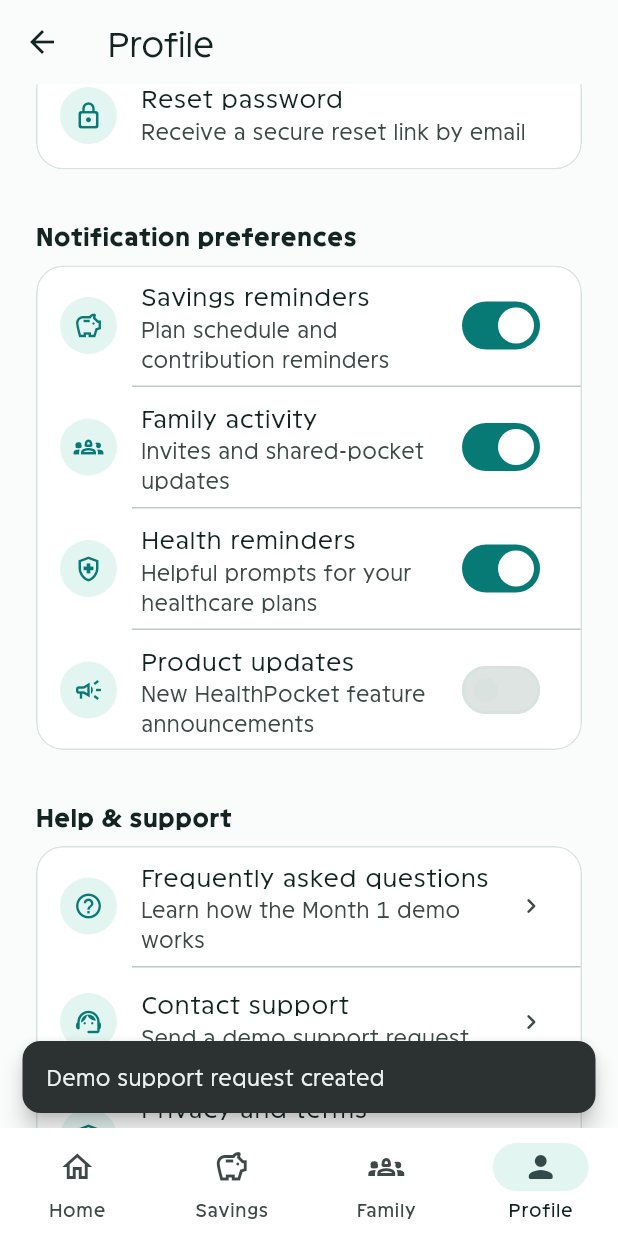
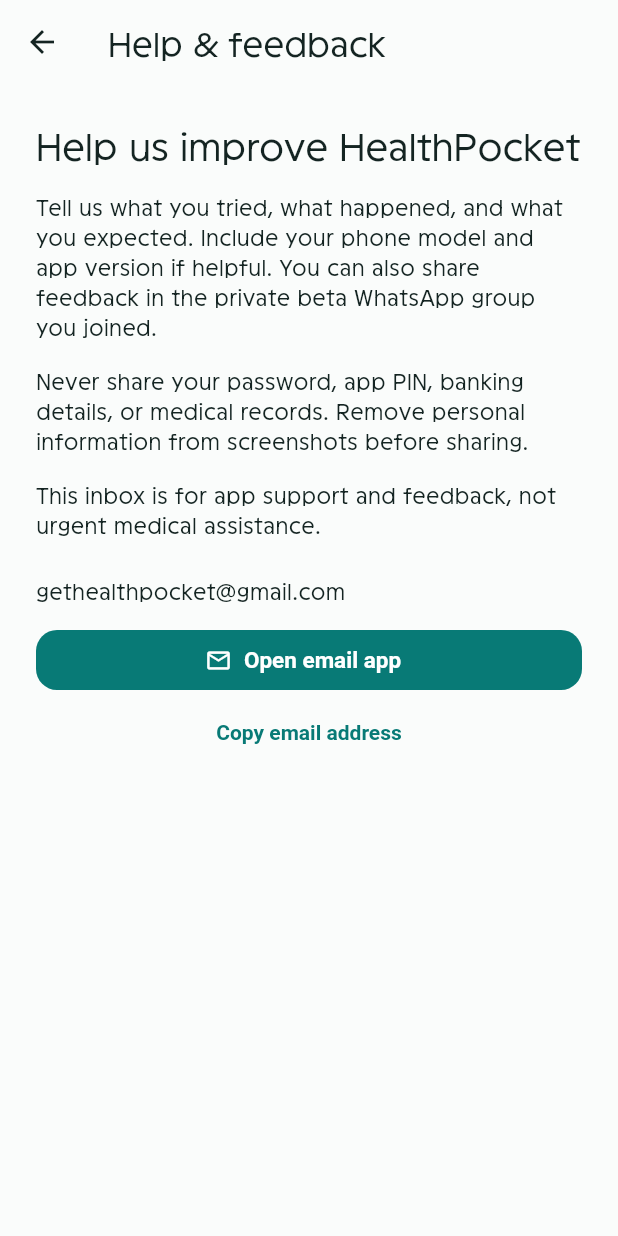
Before and after one commit to HealthPocketNG/mobile-app, a Flutter app: the ProfileScreen screen opened directly with empty values, scrolled down 576 dp, after a tap on "Contact support", on a phone screen of 412 x 824 dp. Run offline on Flutter 3.47's test engine with Material 3 defaults, Android fonts, the phone set to English and light mode, and no system bars; our stand-ins replace cloud_firestore, firebase_auth, firebase_core, flutter_secure_storage, google_sign_in; missing offline and left inert: cryptography; accounts and stored records are empty; statements that could not run were skipped.

Commit message:
feat: enhance profile management and support features
- Added account and personal details update functionality in AppState.
- Introduced EditPersonalDetailsScreen for editing user profile information.
- Updated ProfileScreen to navigate to EditPersonalDetailsScreen.
- Implemented support screen for user feedback and assistance.
- Integrated URL launcher for email support functionality.
- Enhanced FamilyInvitationScope to manage family invitations in the bottom navigation.
- Added tests for family invitation badge and support screen functionalities.
- Updated email verification message to guide users on checking spam folders.
- Registered URL launcher plugin for Linux and Windows platforms.

```diff
--- a/mobile_app/lib/core/widgets/app_bottom_navigation.dart
+++ b/mobile_app/lib/core/widgets/app_bottom_navigation.dart
@@ -1,4 +1,8 @@
+import 'dart:async';
+
 import 'package:flutter/material.dart';
+import 'package:healthpocket/features/family/application/family_pocket_store.dart';
+import 'package:healthpocket/features/family/domain/family_pocket.dart';
 import 'package:healthpocket/app/app_router.dart';
 import 'package:healthpocket/core/theme/app_colors.dart';
 
@@ -36,8 +40,8 @@
           label: 'Savings',
         ),
         NavigationDestination(
-          icon: Icon(Icons.groups_2_outlined),
-          selectedIcon: Icon(Icons.groups_2_rounded),
+          icon: _FamilyInviteIcon(icon: Icons.groups_2_outlined),
+          selectedIcon: _FamilyInviteIcon(icon: Icons.groups_2_rounded),
           label: 'Family',
         ),
         NavigationDestination(
@@ -49,3 +53,65 @@
     );
   }
 }
+
+class FamilyInvitationScope extends InheritedNotifier<FamilyPocketStore> {
+  const FamilyInvitationScope({
+    required FamilyPocketStore store,
+    required super.child,
+    super.key,
+  }) : super(notifier: store);
+}
+
+class _FamilyInviteIcon extends StatefulWidget {
+  const _FamilyInviteIcon({required this.icon});
+  final IconData icon;
+
+  @override
+  State<_FamilyInviteIcon> createState() => _FamilyInviteIconState();
+}
+
+class _FamilyInviteIconState extends State<_FamilyInviteIcon> {
+  Timer? _expiryTimer;
+
+  @override
+  void dispose() {
+    _expiryTimer?.cancel();
+    super.dispose();
+  }
+
+  @override
+  Widget build(BuildContext context) {
+    final store = context
+        .dependOnInheritedWidgetOfExactType<FamilyInvitationScope>()
+        ?.notifier;
+    final now = DateTime.now();
+    final pending =
+        store?.receivedInvitations
+            .where(
+              (invite) =>
+                  invite.status == FamilyInvitationStatus.pending &&
+                  invite.expiresAt.isAfter(now),
+            )
+            .toList() ??
+        [];
+    _expiryTimer?.cancel();
+    if (pending.isNotEmpty) {
+      final expiry = pending
+          .map((invite) => invite.expiresAt)
+          .reduce((a, b) => a.isBefore(b) ? a : b);
+      _expiryTimer = Timer(expiry.difference(now), () {
+        if (mounted) setState(() {});
+      });
+    }
+    return Semantics(
+      label: pending.isEmpty
+          ? null
+          : '${pending.length} pending ${pending.length == 1 ? 'invitation' : 'invitations'}',
+      child: Badge(
+        backgroundColor: Colors.red,
+        isLabelVisible: pending.isNotEmpty,
+        child: Icon(widget.icon),
+      ),
+    );
+  }
+}
--- a/mobile_app/lib/features/auth/presentation/email_verification_screen.dart
+++ b/mobile_app/lib/features/auth/presentation/email_verification_screen.dart
@@ -101,7 +101,7 @@
             ),
             const SizedBox(height: AppSpacing.sm),
             Text(
-              'We sent a verification link to $email. Open it, then return here to continue.',
+              'We sent a verification link to $email. Open it, then return here to continue.\n\nCan’t find it? Check your Spam or Junk folder. If it’s there, mark it as not spam. You can also resend the email below.',
               textAlign: TextAlign.center,
               style: Theme.of(context).textTheme.bodyLarge
                   ?.copyWith(color: AppColors.inkMuted, height: 1.45),
--- a/mobile_app/lib/features/profile/presentation/profile_screen.dart
+++ b/mobile_app/lib/features/profile/presentation/profile_screen.dart
@@ -1,4 +1,6 @@
 import 'package:flutter/material.dart';
+import 'package:healthpocket/features/profile/presentation/support_screen.dart';
+import 'package:healthpocket/features/profile/presentation/edit_personal_details_screen.dart';
 import 'package:healthpocket/app/app_router.dart';
 import 'package:healthpocket/core/data/repository_contracts.dart';
 import 'package:healthpocket/core/theme/app_colors.dart';
@@ -15,10 +17,15 @@
     super.key,
     this.authRepository,
     this.onSaveNotificationPreferences,
+    this.onSaveAccount,
+    this.onSavePersonalDetails,
   });
 
   final ProfileStore store;
   final AuthRepository? authRepository;
+  final Future<void> Function(UserProfile profile)? onSaveAccount;
+  final Future<void> Function(UserProfile profile, bool emergencyContact)?
+  onSavePersonalDetails;
   final Future<void> Function(NotificationPreferences notifications)?
   onSaveNotificationPreferences;
 
@@ -32,20 +39,58 @@
   ProfileStore get store => widget.store;
   AuthRepository? get authRepository => widget.authRepository;
 
+  Future<void> _editDetails(bool emergencyContact) async {
+    final saved = await Navigator.push<bool>(
+      context,
+      MaterialPageRoute(
+        builder: (_) => EditPersonalDetailsScreen(
+          profile: store.profile,
+          emergencyContact: emergencyContact,
+          onSave: (draft) async {
+            final save = widget.onSavePersonalDetails;
+            if (save != null) {
+              await save(draft, emergencyContact);
+            } else {
+              store.hydrate(profile: draft, notifications: store.notifications);
+            }
+          },
+        ),
+      ),
+    );
+    if (mounted && saved == true) {
+      _showMessage(context, 'Profile details saved');
+    }
+  }
+
   Future<void> _editAccount(BuildContext context) async {
     final draft = await showModalBottomSheet<_AccountDraft>(
       context: context,
       isScrollControlled: true,
       useSafeArea: true,
-      builder: (context) => _EditAccountSheet(profile: store.profile),
+      builder: (context) => _EditAccountSheet(
+        profile: store.profile,
+        onSave: (draft) async {
+          final save = widget.onSaveAccount;
+          if (save != null) {
+            await save(
+              store.profile.copyWith(
+                fullName: draft.fullName,
+                phoneNumber: draft.phoneNumber,
+                stateOfResidence: draft.stateOfResidence,
+              ),
             );
-    if (draft == null) return;
+          } else {
             store.updateAccount(
               fullName: draft.fullName,
-      email: draft.email,
+              email: store.profile.email,
               phoneNumber: draft.phoneNumber,
               stateOfResidence: draft.stateOfResidence,
             );
+          }
+        },
+      ),
+    );
+    if (draft == null) return;
     if (context.mounted) _showMessage(context, 'Account information updated');
   }
 
@@ -131,11 +176,13 @@
                   _SettingsTile(
                     icon: Icons.home_outlined,
                     title: 'Personal information',
+                    onTap: () => _editDetails(false),
                     subtitle: _personalInformationLabel(profile),
                   ),
                   _SettingsTile(
                     icon: Icons.contact_emergency_outlined,
                     title: 'Emergency contact',
+                    onTap: () => _editDetails(true),
                     subtitle: profile.nextOfKinName.isEmpty
                         ? 'Not provided'
                         : '${profile.nextOfKinName} • ${profile.nextOfKinPhone}',
@@ -241,15 +288,19 @@
                   _SettingsTile(
                     icon: Icons.help_outline_rounded,
                     title: 'Frequently asked questions',
-                    subtitle: 'Learn how the Month 1 demo works',
+                    subtitle: 'Understand the no-money beta',
                     onTap: () => _showHelp(context),
                   ),
                   _SettingsTile(
                     icon: Icons.support_agent_rounded,
                     title: 'Contact support',
-                    subtitle: 'Send a demo support request',
-                    onTap: () =>
-                        _showMessage(context, 'Demo support request created'),
+                    subtitle: 'Email us or share beta feedback',
+                    onTap: () => Navigator.push(
+                      context,
+                      MaterialPageRoute<void>(
+                        builder: (_) => const SupportScreen(),
+                      ),
+                    ),
                   ),
                   _SettingsTile(
                     icon: Icons.shield_outlined,
@@ -496,15 +547,19 @@
 }
 
 class _EditAccountSheet extends StatefulWidget {
-  const _EditAccountSheet({required this.profile});
+  const _EditAccountSheet({required this.profile, required this.onSave});
 
   final UserProfile profile;
+
+  final Future<void> Function(_AccountDraft draft) onSave;
 
   @override
   State<_EditAccountSheet> createState() => _EditAccountSheetState();
 }
 
 class _EditAccountSheetState extends State<_EditAccountSheet> {
+  bool _saving = false;
+  String? _error;
   final _formKey = GlobalKey<FormState>();
   late final TextEditingController _nameController;
   late final TextEditingController _emailController;
@@ -576,19 +631,37 @@
               validator: _required,
             ),
             const SizedBox(height: AppSpacing.lg),
+            const Text('Your sign-in email cannot be changed here.'),
+            if (_error != null)
+              Text(_error!, style: const TextStyle(color: AppColors.error)),
             AppPrimaryButton(
-              label: 'Save changes',
-              onPressed: () {
+              label: _saving ? 'Saving…' : 'Save changes',
+              onPressed: _saving
+                  ? null
+                  : () async {
                       if (!_formKey.currentState!.validate()) return;
-                Navigator.pop(
-                  context,
-                  _AccountDraft(
+                      final draft = _AccountDraft(
                         fullName: _nameController.text.trim(),
                         email: _emailController.text.trim(),
                         phoneNumber: _phoneController.text.trim(),
                         stateOfResidence: _stateController.text.trim(),
-                  ),
                       );
+                      setState(() {
+                        _saving = true;
+                        _error = null;
+                      });
+                      try {
+                        await widget.onSave(draft);
+                        if (context.mounted) Navigator.pop(context, draft);
+                      } catch (_) {
+                        if (mounted) {
+                          setState(
+                            () => _error = 'We could not save your changes. Check your connection and try again.',
+                          );
+                        }
+                      } finally {
+                        if (mounted) setState(() => _saving = false);
+                      }
                     },
             ),
           ],
@@ -647,7 +720,7 @@
           SizedBox(height: AppSpacing.lg),
           _HelpAnswer(
             question: 'Is this real money?',
-            answer: 'No. Month 1 contributions and balances are demonstration data only.',
+            answer: 'No. Beta contributions and balances are simulated records. No money is deposited, held, or transferred.',
           ),
           _HelpAnswer(
             question: 'Can family members contribute?',
@@ -655,7 +728,7 @@
           ),
           _HelpAnswer(
             question: 'Are investments available?',
-            answer: 'No. Investment and payment partners are outside the Month 1 scope.',
+            answer: 'No. Investments and real payments are not available in this beta.',
           ),
         ],
       ),
--- /dev/null
+++ b/mobile_app/lib/features/profile/presentation/support_screen.dart
@@ -0,0 +1,110 @@
+import 'package:flutter/material.dart';
+import 'package:flutter/services.dart';
+import 'package:url_launcher/url_launcher.dart';
+
+const supportEmail = 'gethealthpocket@gmail.com';
+
+Uri supportEmailUri() => Uri(
+  scheme: 'mailto',
+  path: supportEmail,
+  query:
+      {
+            'subject': 'HealthPocket beta feedback / support',
+            'body': 'What were you trying to do?\n\nWhat happened?\n\nWhat did you expect?\n\nPhone model and app version (optional):\n\nPlease do not include passwords, PINs, banking details, or medical records.',
+          }.entries
+          .map(
+            (entry) =>
+                '${Uri.encodeComponent(entry.key)}=${Uri.encodeComponent(entry.value)}',
+          )
+          .join('&'),
+);
+
+class SupportScreen extends StatefulWidget {
+  const SupportScreen({super.key, this.openEmail});
+  final Future<bool> Function(Uri)? openEmail;
+
+  @override
+  State<SupportScreen> createState() => _SupportScreenState();
+}
+
+class _SupportScreenState extends State<SupportScreen> {
+  bool _opening = false;
+  String? _message;
+
+  Future<void> _email() async {
+    setState(() {
+      _opening = true;
+      _message = null;
+    });
+    try {
+      final uri = supportEmailUri();
+      final opened = await (widget.openEmail?.call(uri) ?? launchUrl(uri));
+      if (mounted) {
+        setState(
+          () => _message = opened
+              ? 'Finish and send your message in your email app. Nothing has been sent by HealthPocket.'
+              : 'Could not open an email app. Copy the address below and email us from your preferred service.',
+        );
+      }
+    } catch (_) {
+      if (mounted) {
+        setState(
+          () => _message = 'Could not open an email app. Copy the address below and email us from your preferred service.',
+        );
+      }
+    } finally {
+      if (mounted) setState(() => _opening = false);
+    }
+  }
+
+  @override
+  Widget build(BuildContext context) => Scaffold(
+    appBar: AppBar(title: const Text('Help & feedback')),
+    body: ListView(
+      padding: const EdgeInsets.all(24),
+      children: [
+        Text(
+          'Help us improve HealthPocket',
+          style: Theme.of(context).textTheme.headlineSmall,
+        ),
+        const SizedBox(height: 16),
+        const Text(
+          'Tell us what you tried, what happened, and what you expected. Include your phone model and app version if helpful. You can also share feedback in the private beta WhatsApp group you joined.',
+        ),
+        const SizedBox(height: 16),
+        const Text(
+          'Never share your password, app PIN, banking details, or medical records. Remove personal information from screenshots before sharing.',
+        ),
+        const SizedBox(height: 16),
+        const Text(
+          'This inbox is for app support and feedback, not urgent medical assistance.',
+        ),
+        const SizedBox(height: 24),
+        const SelectableText(supportEmail),
+        const SizedBox(height: 12),
+        FilledButton.icon(
+          onPressed: _opening ? null : _email,
+          icon: const Icon(Icons.email_outlined),
+          label: Text(_opening ? 'Opening…' : 'Open email app'),
+        ),
+        TextButton(
+          onPressed: () async {
+            try {
+              await Clipboard.setData(const ClipboardData(text: supportEmail));
+              if (mounted) setState(() => _message = 'Email address copied.');
+            } catch (_) {
+              if (mounted) {
+                setState(
+                  () => _message = 'Could not copy. Select the email address above to copy it manually.',
+                );
+              }
+            }
+          },
+          child: const Text('Copy email address'),
+        ),
+        if (_message != null)
+          Semantics(liveRegion: true, child: Text(_message!)),
+      ],
+    ),
+  );
+}
--- a/mobile_app/pubspec.yaml
+++ b/mobile_app/pubspec.yaml
@@ -41,6 +41,7 @@
   # v11 requires Android compileSdk 37, ahead of this Flutter template's AGP.
   flutter_secure_storage: ^10.3.1
   cryptography: ^2.9.0
+  url_launcher: ^6.3.1
 
 dev_dependencies:
   flutter_test:
```
Also changed, not shown: mobile_app/lib/app/app_router.dart (+9 -2 lines), mobile_app/lib/app/app_state.dart (+80 -0 lines), mobile_app/lib/features/profile/presentation/edit_personal_details_screen.dart (added, +224 -0 lines), mobile_app/pubspec.lock, 9 other files. Lines whose indentation alone changed are shown as unchanged.
